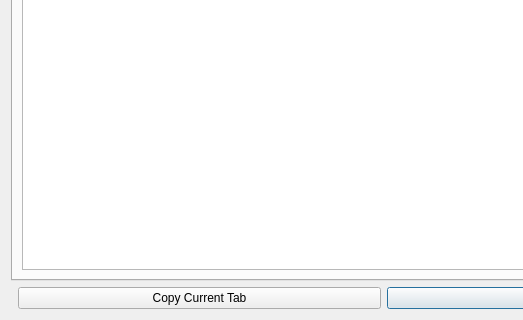
Old version of the form src/foammesh/view/menu/help/license_dialog.ui in the repository TheErevnaa/FoamMesh; both pictures show x 0 to 523 and y 240 to 560 of the 760 by 560 pixel window.
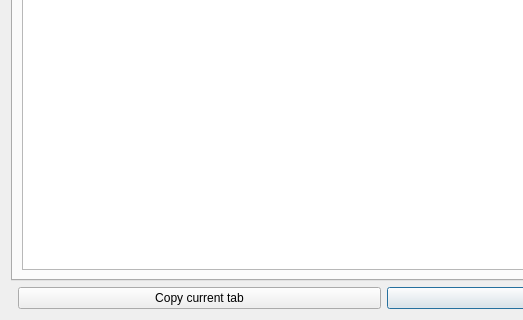
New version of the form.

```diff
--- a/src/foammesh/view/menu/help/license_dialog.ui
+++ b/src/foammesh/view/menu/help/license_dialog.ui
@@ -25,7 +25,7 @@
    <item>
     <layout class="QHBoxLayout" name="buttonLayout">
      <item><spacer name="spacer"><property name="orientation"><enum>Qt::Horizontal</enum></property></spacer></item>
-     <item><widget class="QPushButton" name="copy"><property name="text"><string>Copy Current Tab</string></property></widget></item>
+     <item><widget class="QPushButton" name="copy"><property name="text"><string>Copy current tab</string></property></widget></item>
      <item><widget class="QPushButton" name="close"><property name="text"><string>Close</string></property><property name="default"><bool>true</bool></property></widget></item>
     </layout>
    </item>
```
Left out of the diff: 2 changed lines with no effect on the pictures.
